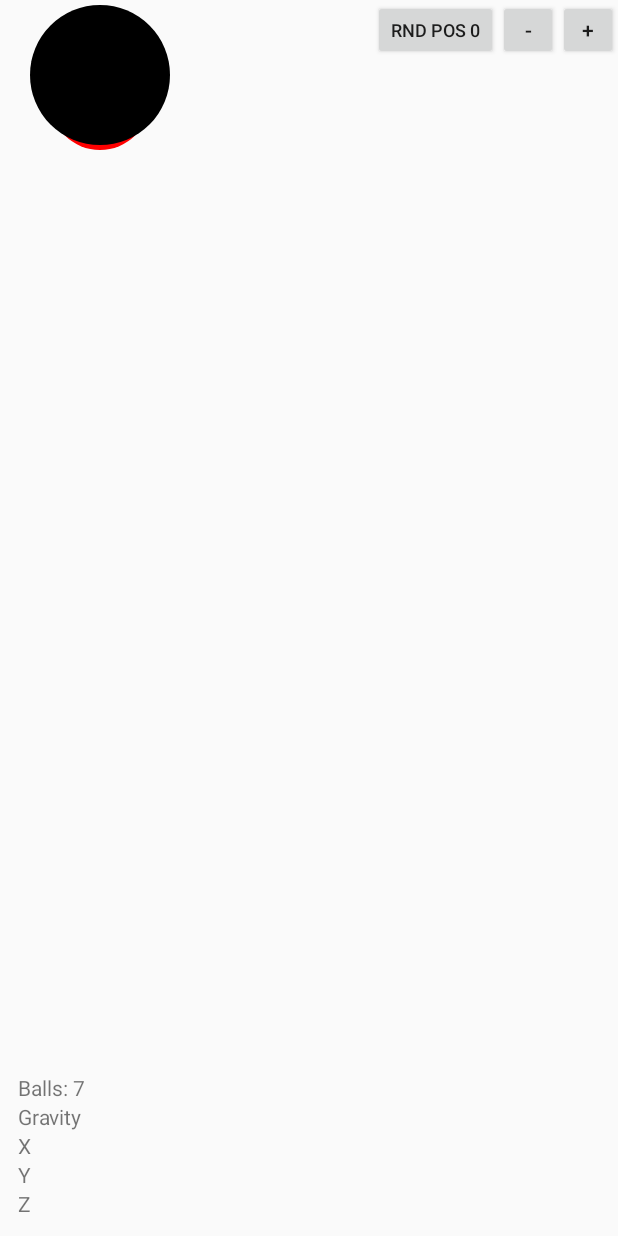
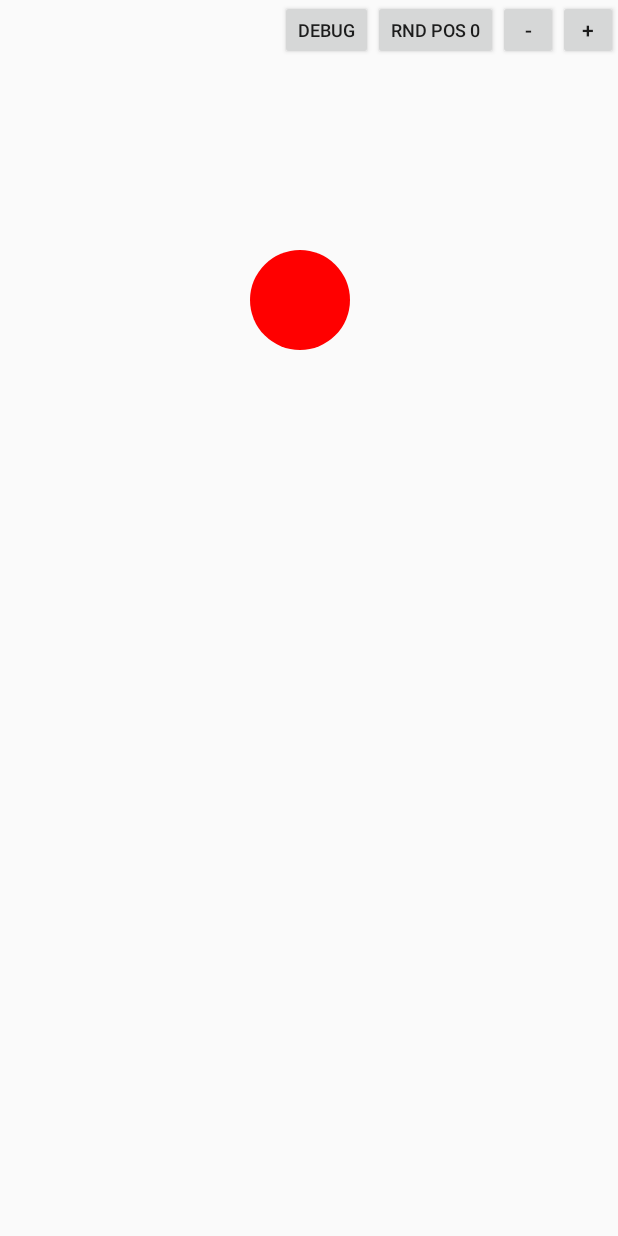
Before and after one commit to XabinCoffee/SensorApp, an Android app: the screen it shows after launch (MainActivity), on a phone screen of 412 x 824 dp. Run offline under Robolectric (Android 15) with nearby library versions, the phone set to English and light mode, and no system bars.

Commit message:
Toggleable debug

```diff
--- a/app/src/main/java/rxabin/eu/sensorapp/MainActivity.java
+++ b/app/src/main/java/rxabin/eu/sensorapp/MainActivity.java
@@ -31,10 +31,11 @@ public class MainActivity extends AppCompatActivity implements SensorEventListen
     private SensorManager senSensorManager;
     private Sensor senGyroscope;
     private List<Ball> balls = new ArrayList<>();
-    private TextView X_value, Y_value, Z_value, numberOfBalls;
+    private TextView X_value, Y_value, Z_value, numberOfBalls, X_speed, Y_speed;
     private Button add, remove, toggleRandPos;
     public int width, height;
-    public boolean randPos;
+    public boolean randPos, debug;
+    private RelativeLayout debug_info;
 
     @Override
     protected void onCreate(Bundle savedInstanceState) {
@@ -42,6 +43,7 @@ public class MainActivity extends AppCompatActivity implements SensorEventListen
         setContentView(R.layout.activity_main);
         RelativeLayout mLayout = findViewById(R.id.main);
         randPos = false;
+        debug = false;
 
         X_value = findViewById(R.id.textX);
         Y_value = findViewById(R.id.textY);
@@ -50,6 +52,11 @@ public class MainActivity extends AppCompatActivity implements SensorEventListen
         add = findViewById(R.id.add);
         remove = findViewById(R.id.remove);
         toggleRandPos = findViewById(R.id.toggleRandomPosition);
+        X_speed = findViewById(R.id.X_speed);
+        Y_speed = findViewById(R.id.Y_speed);
+        debug_info = findViewById(R.id.debug_info);
+        debug_info.setVisibility(View.GONE);
+
 
         if (Build.VERSION.SDK_INT >= Build.VERSION_CODES.LOLLIPOP) {
             Window window = getWindow();
@@ -107,7 +114,6 @@ public class MainActivity extends AppCompatActivity implements SensorEventListen
             }
         });
 
-
     }
 
     @Override
@@ -121,9 +127,16 @@ public class MainActivity extends AppCompatActivity implements SensorEventListen
                 ball.setY_speed((float) (event.values[1]*ball.getMultiplier()),event.values[2]);
             }
 
-            X_value.setText("X: " + event.values[0]);
-            Y_value.setText("Y: " + event.values[1]);
-            Z_value.setText("Z: " + event.values[2]);
+
+            if (!balls.isEmpty()) {
+                X_speed.setText("X: " + String.format(java.util.Locale.US, "%.5f",balls.get(0).getX_speed()));
+                Y_speed.setText("Y: " + String.format(java.util.Locale.US, "%.5f",balls.get(0).getY_speed()));
+            }
+
+
+            X_value.setText("X: " + String.format(java.util.Locale.US, "%.5f",event.values[0]));
+            Y_value.setText("Y: " + String.format(java.util.Locale.US, "%.5f",event.values[1]));
+            Z_value.setText("Z: " + String.format(java.util.Locale.US, "%.5f",event.values[2]));
         }
 
     }
@@ -158,7 +171,6 @@ public class MainActivity extends AppCompatActivity implements SensorEventListen
             balls.add(new Ball(100,100,size,colors[rnd]));
         }
         numberOfBalls.setText("Balls: " + balls.size());
-
     }
 
 
@@ -181,6 +193,17 @@ public class MainActivity extends AppCompatActivity implements SensorEventListen
 
     }
 
+
+    public void toggleDebugInfo(View v){
+        if (debug){
+            debug = !debug;
+            debug_info.setVisibility(View.GONE);
+        }else{
+            debug = !debug;
+            debug_info.setVisibility(View.VISIBLE);
+        }
+    }
+
     public class BallView extends View {
 
         public BallView(Context context, AttributeSet attrs) {
@@ -193,13 +216,13 @@ public class MainActivity extends AppCompatActivity implements SensorEventListen
         }
         private void init(){
             //Add a new ball to the view
-            balls.add(new Ball(100,100,100, Color.RED));
-            balls.add(new Ball(100,75, 50, Color.BLUE));
+            balls.add(new Ball(300,300,100, Color.RED));
+            /*balls.add(new Ball(100,75, 50, Color.BLUE));
             balls.add(new Ball(100,75, 20, Color.MAGENTA));
             balls.add(new Ball(100,75, 75, Color.GREEN));
             balls.add(new Ball(100,75, 60, Color.YELLOW));
             balls.add(new Ball(100,75, 40, Color.GREEN));
-            balls.add(new Ball(100,75, 140, Color.BLACK));
+            balls.add(new Ball(100,75, 140, Color.BLACK));*/
         }
 
 
--- a/app/src/main/res/layout/activity_main.xml
+++ b/app/src/main/res/layout/activity_main.xml
@@ -7,21 +7,45 @@
     tools:context="rxabin.eu.sensorapp.MainActivity"
     android:id="@+id/main">
 
-    <TextView
-        android:id="@+id/textY"
+    <RelativeLayout
+        android:id="@+id/debug_info"
+        android:layout_width="match_parent"
+        android:layout_height="match_parent">
+
+        <RelativeLayout
             android:layout_width="wrap_content"
             android:layout_height="wrap_content"
-        android:layout_above="@+id/textZ"
-        android:layout_alignStart="@+id/textZ"
-        android:text="Y" />
+            android:layout_marginLeft="100dp">
+
 
             <TextView
-        android:id="@+id/textX"
+                android:id="@+id/speed"
                 android:layout_width="wrap_content"
                 android:layout_height="wrap_content"
-        android:layout_above="@+id/textY"
-        android:layout_alignStart="@+id/textY"
-        android:text="X" />
+                android:text="Speed"
+                android:layout_above="@id/X_speed"/>
+
+            <TextView
+                android:id="@+id/X_speed"
+                android:layout_width="wrap_content"
+                android:layout_height="wrap_content"
+                android:text="X"
+                android:layout_above="@id/Y_speed"/>
+
+            <TextView
+                android:id="@+id/Y_speed"
+                android:layout_width="wrap_content"
+                android:layout_height="wrap_content"
+                android:text="Y"
+                android:layout_alignParentBottom="true"/>
+        </RelativeLayout>
+
+        <RelativeLayout
+            android:id="@+id/gravity_data"
+            android:layout_width="wrap_content"
+            android:layout_height="wrap_content"
+            android:layout_alignParentBottom="true"
+            android:layout_alignParentStart="true">
 
             <TextView
                 android:id="@+id/textZ"
@@ -29,7 +53,6 @@
                 android:layout_height="wrap_content"
                 android:layout_alignParentBottom="true"
                 android:layout_alignParentStart="true"
-        android:layout_marginBottom="12dp"
                 android:layout_marginStart="12dp"
                 android:text="Z" />
 
@@ -48,6 +71,26 @@
                 android:layout_above="@+id/gravity"
                 android:layout_alignStart="@+id/gravity"
                 android:text="Balls: " />
+
+            <TextView
+                android:id="@+id/textX"
+                android:layout_width="wrap_content"
+                android:layout_height="wrap_content"
+                android:layout_above="@+id/textY"
+                android:layout_alignStart="@+id/textY"
+                android:text="X" />
+
+            <TextView
+                android:id="@+id/textY"
+                android:layout_width="wrap_content"
+                android:layout_height="wrap_content"
+                android:layout_above="@+id/textZ"
+                android:layout_alignStart="@+id/textZ"
+                android:text="Y" />
+        </RelativeLayout>
+
+    </RelativeLayout>
+
     <Button
         android:id="@+id/add"
         android:layout_width="wrap_content"
@@ -81,4 +124,16 @@
         android:onClick="toggleRandPos"
         android:text="RND POS 0"
         android:textSize="12sp"/>
+
+    <Button
+        android:id="@+id/toggleDebug"
+        android:minWidth="40dp"
+        android:minHeight="40dp"
+        android:layout_width="wrap_content"
+        android:layout_height="wrap_content"
+        android:layout_toLeftOf="@id/toggleRandomPosition"
+        android:layout_toStartOf="@id/toggleRandomPosition"
+        android:onClick="toggleDebugInfo"
+        android:text="Debug"
+        android:textSize="12sp"/>
 </RelativeLayout>
```
Also changed, not shown: app/src/main/java/rxabin/eu/sensorapp/obj/Ball.java (+11 -7 lines). Lines whose indentation alone changed are shown as unchanged.
